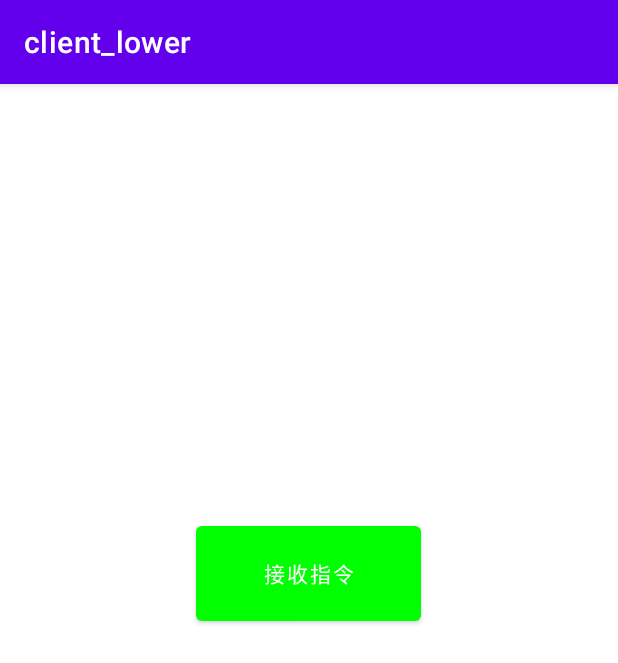
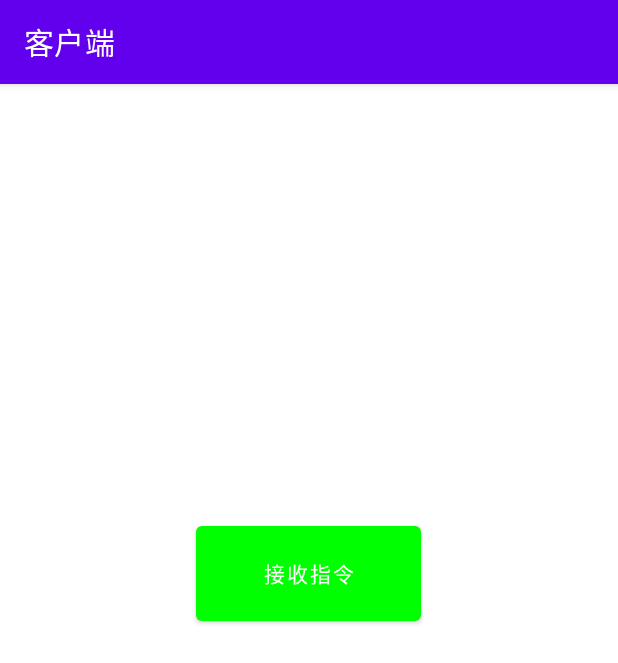
Before and after one commit to zx-explorer/remote_monitor, an Android app: the screen it shows after launch (MainActivity), on a phone screen of 412 x 824 dp. Shown: the top 663 px of the screen. Run offline under Robolectric (Android 15) with nearby library versions, the phone set to English and light mode, and no system bars; 2 statements that could not run were skipped.

Commit message:
rectify_app_name

```diff
--- a/client_lower/app/src/main/res/layout/activity_main.xml
+++ b/client_lower/app/src/main/res/layout/activity_main.xml
@@ -18,6 +18,8 @@
             android:layout_height="75dp"/>
         <TextView
             android:id="@+id/rcv_order"
+            android:textSize="30dp"
+            android:textColor="@color/black"
             android:layout_marginTop="40dp"
             android:layout_width="150dp"
             android:layout_height="75dp" />
--- a/client_lower/app/src/main/res/values/strings.xml
+++ b/client_lower/app/src/main/res/values/strings.xml
@@ -1,3 +1,3 @@
 <resources>
-    <string name="app_name">client_lower</string>
+    <string name="app_name">客户端</string>
 </resources>
--- a/server_lower/app/src/main/res/values/strings.xml
+++ b/server_lower/app/src/main/res/values/strings.xml
@@ -1,3 +1,3 @@
 <resources>
-    <string name="app_name">server_lower</string>
+    <string name="app_name">遥控器</string>
 </resources>
```
